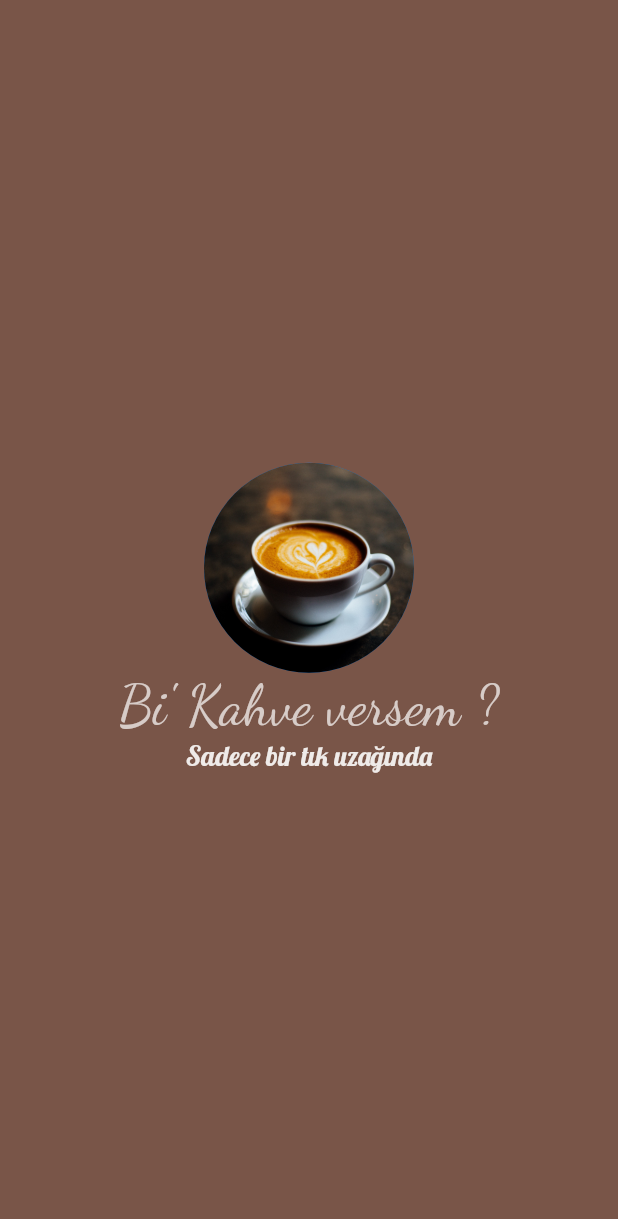
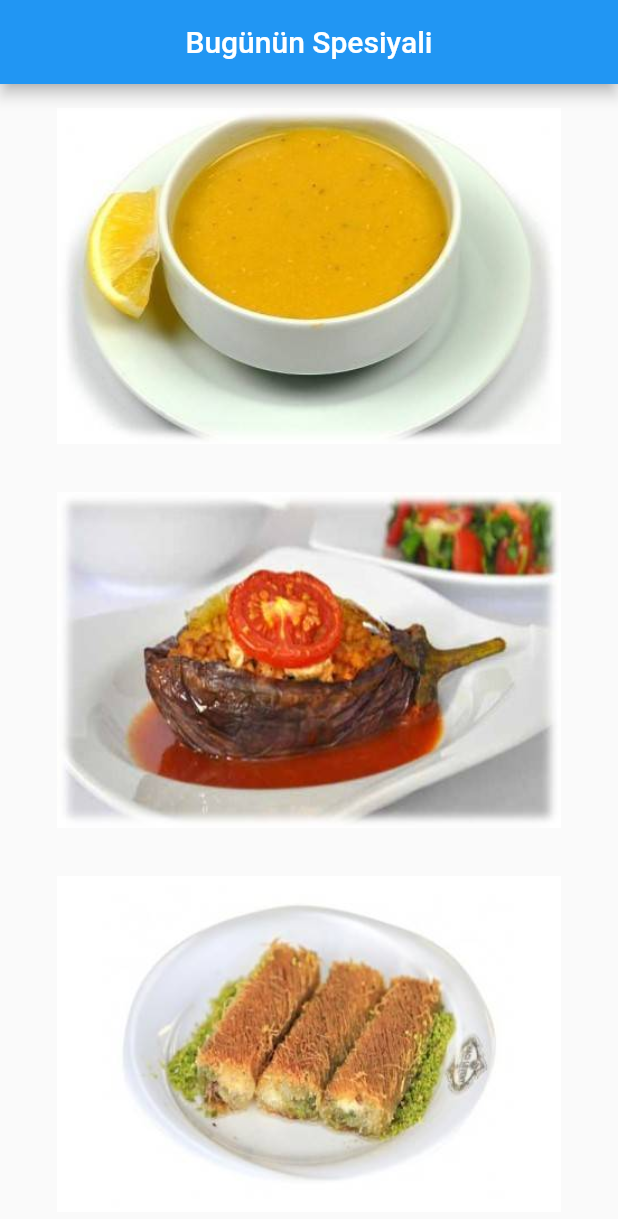
Before and after one commit to SlenderShout/flutter_app, a Flutter app: the screen it shows after launch, on a phone screen of 412 x 824 dp. Shown: the top 1219 px of the screen. Run offline on Flutter 3.47's test engine with Material 2 defaults, Android fonts, the phone set to English and light mode, and no system bars; our stand-ins replace google_fonts.

Commit message:
New build
old build name changed to main2.dart

```diff
--- a/lib/main.dart
+++ b/lib/main.dart
@@ -1,205 +1,67 @@
 import 'package:flutter/material.dart';
-import 'package:google_fonts/google_fonts.dart';
 
-void main() => runApp(
-      /*MaterialApp(
-        home: Scaffold(
-          backgroundColor: Color(0xFFD7E0FF),
-          appBar: AppBar(
-            backgroundColor: Colors.lime[900],
-            title: const Center(
-              child: Text('Merhaba Dünya'),
-            ),
-          ),
-          body: Center(
-            child: Column(
-              children: [
-                Center(
-                  child: Image.asset('Images/mutlu_bayramlar.jpg'),
-                ),
-                const Center(
-                  child: Text(
-                    'Mutlu Bayramlar',
-                    style: TextStyle(fontWeight: FontWeight.bold),
-                  ),
-                )
-              ],
-            ),
-          ),
-        ),
-      ),*/
-      const MyApp(),
-    );
+void main() => runApp(MyApp2());
 
-class MyApp extends StatelessWidget {
-  const MyApp({Key? key}) : super(key: key);
+class MyApp2 extends StatelessWidget {
+  const MyApp2({Key? key}) : super(key: key);
 
   @override
   Widget build(BuildContext context) {
     return MaterialApp(
       debugShowCheckedModeBanner: false,
       home: Scaffold(
-        /*appBar: AppBar(
-          backgroundColor: Colors.black,
+        appBar: AppBar(
           centerTitle: true,
-          title: Text('Selam Dünya'),
-        ),*/
-        backgroundColor: Colors.brown[500], //const Color(0xff616161),
-        body: SafeArea(
-          child: Center(
-            child: Column(
-              mainAxisSize: MainAxisSize.min,
-              children: [
-                const CircleAvatar(
-                  radius: 70,
-                  backgroundImage: AssetImage('assets/images/kahve.jpg'),
-                ),
-                const Text(
-                  "Bi' Kahve versem ?",
-                  style: TextStyle(
-                    fontFamily: 'DancingScript',
-                    fontSize: 37,
-                    color: Color(0xffd7ccc8),
-                  ),
-                ),
-                Text(
-                  'Sadece bir tık uzağında',
-                  style: GoogleFonts.lobster(
-                    fontSize: 18,
-                    color: Color(0xffefebe9),
-                  ),
-                ),
-                /*TextStyle(
-                    fontFamily: 'DancingScript',
-                    fontSize: 18,
-                    color: Color(0xffefebe9),
-                  ),*/
-              ],
-            ),
-          ),
+          title: Text('Bugünün Spesiyali'),
         ),
-        /*Column(
-            mainAxisSize: MainAxisSize.max,
-            mainAxisAlignment: MainAxisAlignment.spaceEvenly,
-            crossAxisAlignment: CrossAxisAlignment.stretch,
-            children: [
-              Container(
-                color: Colors.white,
-                height: 100,
-                child: Text('1. Containercik'),
-              ),
-              Row(
-                mainAxisAlignment: MainAxisAlignment.spaceBetween,
-                children: [
-                  Container(
-                    color: Colors.red,
-                    width: 100,
-                    height: 100,
-                  ),
-                  Container(
-                    color: Colors.yellow,
-                    width: 100,
-                    height: 100,
-                  ),
-                ],
-              ),
-              Container(
-                color: Colors.lightBlue,
-                width: 200,
-                height: 100,
-                child: Text('2. Containercik'),
-              )
-            ],
-          ),*/
-        /*Row(
-            crossAxisAlignment: CrossAxisAlignment.stretch,
-            children: [
-              Flexible(
-                child: Container(
-                  color: Colors.orange,
-                  width: 200,
-                  height: 100,
-                  child: const Text('1. Container'),
-                ),
-              ),
-              const SizedBox(
-                width: 30,
-              ),
-              Flexible(
-                child: Container(
-                  color: Colors.green,
-                  width: 200,
-                  height: 100,
-                  child: const Text('2. Container'),
-                ),
-              ),
-              const SizedBox(
-                width: 30,
-              ),
-              Flexible(
-                child: Container(
-                  color: Colors.blue,
-                  width: 200,
-                  height: 100,
-                  child: const Text('3. Container'),
-                ),
-              ),
-            ],
-          ),*/ // Row Widgeti
-        /*Column(
-            crossAxisAlignment: CrossAxisAlignment.stretch,
-            children: [
-              Container(
-                color: Colors.orange,
-                width: 200,
-                height: 100,
-                child: Text('1. Container'),
-              ),
-              SizedBox(
-                height: 30,
-              ),
-              Container(
-                color: Colors.green,
-                width: 200,
-                height: 100,
-                child: Text('2. Container'),
-              ),
-              SizedBox(
-                height: 30,
-              ),
-              Container(
-                color: Colors.blue,
-                width: 200,
-                height: 100,
-                child: Text('3. Container'),
-              ),
-            ],
-          ),*/ //Column Widgeti
-        /*Container(
-            //transform: Matrix4.rotationZ(-0.2),
-            width: 100,
-            height: 100,
-            alignment: Alignment.topRight,
-            decoration: BoxDecoration(
-              shape: BoxShape.rectangle,
-              borderRadius: BorderRadiusDirectional.circular(16),
-              color: Colors.white,
-            ),
-            //margin: const EdgeInsets.all(16), //Container Boşluk
-            margin: const EdgeInsets.only(
-              left: 12,
-              top: 12,
-            ),
-            padding: const EdgeInsets.all(16), //Elemanın Boşluğu
-            child: Center(
-              child: Transform(
-                transform: Matrix4.rotationZ(-0.2),
-                alignment: FractionalOffset.center,
-                child: Text('Deneme'),
-              ),
-            ),
-          ),*/ // Tekli Container
+        body: nimetler(),
       ),
     );
   }
 }
+
+class nimetler extends StatefulWidget {
+  const nimetler({Key? key}) : super(key: key);
+
+  @override
+  State<nimetler> createState() => _nimetlerState();
+}
+
+class _nimetlerState extends State<nimetler> {
+  int i = 1;
+
+  @override
+  Widget build(BuildContext context) {
+    return Center(
+      child: Column(
+        children: [
+          Expanded(
+            child: Padding(
+              padding: const EdgeInsets.all(8.0),
+              child: TextButton(
+                  onPressed: () {},
+                  child: Image.asset('assets/images/corba_$i.jpg')),
+            ),
+          ),
+          Expanded(
+            child: Padding(
+              padding: const EdgeInsets.all(8.0),
+              child: TextButton(
+                  onPressed: () {},
+                  child: Image.asset('assets/images/yemek_$i.jpg')),
+            ),
+          ),
+          Expanded(
+            child: Padding(
+              padding: const EdgeInsets.all(8.0),
+              child: TextButton(
+                onPressed: () {},
+                child: Image.asset('assets/images/tatli_$i.jpg'),
+              ),
+            ),
+          ),
+        ],
+      ),
+    );
+  }
+}
```
Also changed, not shown: lib/main2.dart (added, +261 -0 lines), assets/images/corba_1.jpg (added), assets/images/corba_2.jpg (added), assets/images/corba_3.jpg (added), assets/images/corba_4.jpg (added), assets/images/corba_5.jpg (added), assets/images/tatli_1.jpg (added), assets/images/tatli_2.jpg (added), assets/images/tatli_3.jpg (added), assets/images/tatli_4.jpg (added), assets/images/tatli_5.jpg (added), assets/images/yemek_1.jpg (added), assets/images/yemek_2.jpg (added), assets/images/yemek_3.jpg (added), 2 more files.
